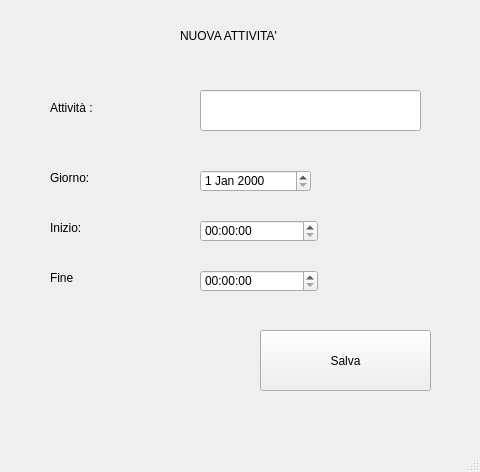
First picture: the form in Controller/insertactivitycontroller.ui, repository RalucaBuzamurga/Activity_Tracker, before the edit.
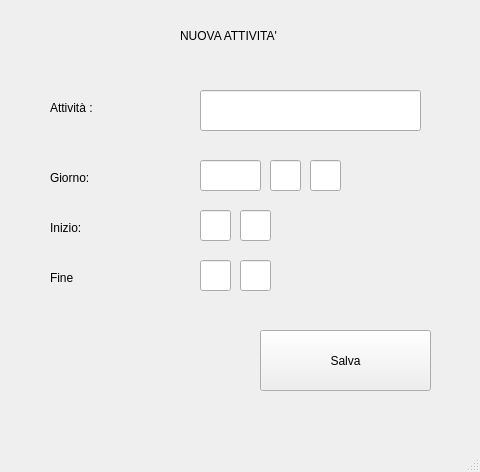
Second picture: the form after the edit.

The edit to the form file:
```diff
--- a/Controller/insertactivitycontroller.ui
+++ b/Controller/insertactivitycontroller.ui
@@ -89,36 +89,6 @@
      </rect>
     </property>
    </widget>
-   <widget class="QTimeEdit" name="timeEdit">
-    <property name="geometry">
-     <rect>
-      <x>200</x>
-      <y>220</y>
-      <width>118</width>
-      <height>22</height>
-     </rect>
-    </property>
-   </widget>
-   <widget class="QTimeEdit" name="timeEdit_2">
-    <property name="geometry">
-     <rect>
-      <x>200</x>
-      <y>270</y>
-      <width>118</width>
-      <height>22</height>
-     </rect>
-    </property>
-   </widget>
-   <widget class="QDateEdit" name="dateEdit">
-    <property name="geometry">
-     <rect>
-      <x>200</x>
-      <y>170</y>
-      <width>111</width>
-      <height>22</height>
-     </rect>
-    </property>
-   </widget>
    <widget class="QPushButton" name="pushButton">
     <property name="geometry">
      <rect>
@@ -132,6 +102,79 @@
      <string>Salva</string>
     </property>
    </widget>
+   <widget class="QLineEdit" name="yearEdit">
+    <property name="geometry">
+     <rect>
+      <x>200</x>
+      <y>160</y>
+      <width>61</width>
+      <height>31</height>
+     </rect>
+    </property>
+   </widget>
+   <widget class="QLineEdit" name="monthEdit">
+    <property name="geometry">
+     <rect>
+      <x>270</x>
+      <y>160</y>
+      <width>31</width>
+      <height>31</height>
+     </rect>
+    </property>
+   </widget>
+   <widget class="QLineEdit" name="dayEdit">
+    <property name="geometry">
+     <rect>
+      <x>310</x>
+      <y>160</y>
+      <width>31</width>
+      <height>31</height>
+     </rect>
+    </property>
+   </widget>
+   <widget class="QLineEdit" name="startHour">
+    <property name="geometry">
+     <rect>
+      <x>200</x>
+      <y>210</y>
+      <width>31</width>
+      <height>31</height>
+     </rect>
+    </property>
+   </widget>
+   <widget class="QLineEdit" name="startMinute">
+    <property name="geometry">
+     <rect>
+      <x>240</x>
+      <y>210</y>
+      <width>31</width>
+      <height>31</height>
+     </rect>
+    </property>
+   </widget>
+   <widget class="QLineEdit" name="endHour">
+    <property name="geometry">
+     <rect>
+      <x>200</x>
+      <y>260</y>
+      <width>31</width>
+      <height>31</height>
+     </rect>
+    </property>
+   </widget>
+   <widget class="QLineEdit" name="endMinute">
+    <property name="geometry">
+     <rect>
+      <x>240</x>
+      <y>260</y>
+      <width>31</width>
+      <height>31</height>
+     </rect>
+    </property>
+    <property name="text">
+     <string/>
+    </property>
+   </widget>
   </widget>
   <widget class="QMenuBar" name="menubar">
    <property name="geometry">
```
Left out of the diff: 2 changed lines with no effect on the pictures.
